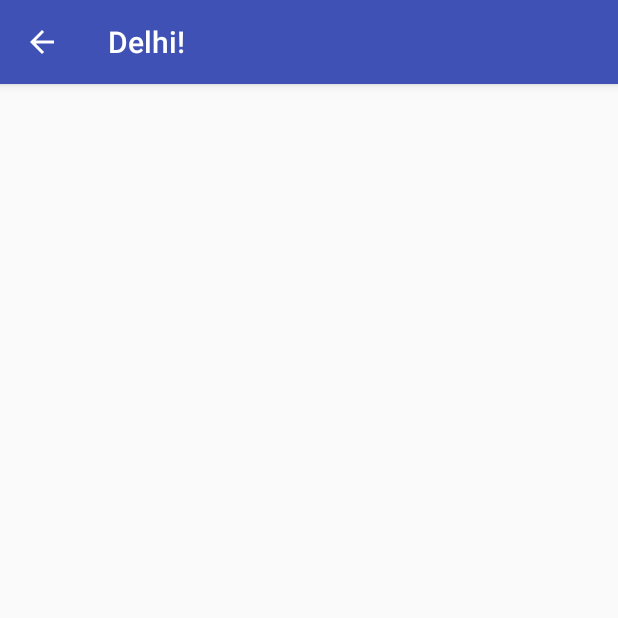
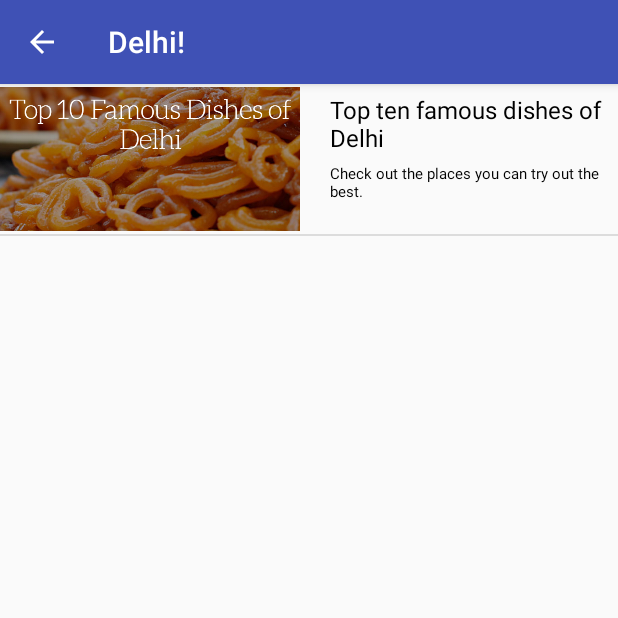
Before and after one commit to Ipshita1996/TourGuide, an Android app: the Food_n_Drinks screen opened directly, with no data from a screen before it, on a phone screen of 412 x 824 dp, the top half of it. Run offline under Robolectric (Android 15) with nearby library versions, the light colour scheme and no system bars.

Commit message:
populated category list for food

```diff
--- a/app/src/main/java/com/android/ipshita/delhi_tourguide/Food_n_Drinks.java
+++ b/app/src/main/java/com/android/ipshita/delhi_tourguide/Food_n_Drinks.java
@@ -2,6 +2,9 @@
 
 import android.support.v7.app.AppCompatActivity;
 import android.os.Bundle;
+import android.widget.ListView;
+
+import java.util.ArrayList;
 
 public class Food_n_Drinks extends AppCompatActivity {
 
@@ -10,6 +13,15 @@
         super.onCreate(savedInstanceState);
         setContentView(R.layout.activity_food_n__drinks);
 
+        final ArrayList<item> items=new ArrayList<item>();
+        items.add(new item(R.string.food_title_1,R.string.food_stitle_1,R.drawable.food));
+
+        itemadapter itemsAdapter = new itemadapter(this, items);
+
+        ListView listView = (ListView) findViewById(R.id.list);
+
+        listView.setAdapter(itemsAdapter);
+
 
     }
 }
--- /dev/null
+++ b/app/src/main/java/com/android/ipshita/delhi_tourguide/item.java
@@ -0,0 +1,19 @@
+package com.android.ipshita.delhi_tourguide;
+
+/**
+ * Created by Ipshita on 18-09-2016.
+ */
+public class item {
+    private int mtitle;
+    private int msubtitle;
+    private int mimage;
+
+    public item(int title,int subtitle,int image){
+        mtitle=title;
+        msubtitle=subtitle;
+        mimage=image;
+    }
+    public int get_title(){return mtitle;}
+    public int get_subtitle(){return msubtitle;}
+    public int getimage(){return mimage;}
+}
--- /dev/null
+++ b/app/src/main/java/com/android/ipshita/delhi_tourguide/itemadapter.java
@@ -0,0 +1,46 @@
+package com.android.ipshita.delhi_tourguide;
+
+import android.content.Context;
+import android.view.LayoutInflater;
+import android.view.View;
+import android.view.ViewGroup;
+import android.widget.ArrayAdapter;
+import android.widget.ImageView;
+import android.widget.TextView;
+
+import java.util.ArrayList;
+
+/**
+ * Created by Ipshita on 18-09-2016.
+ */
+public class itemadapter extends ArrayAdapter<item> {
+
+    public itemadapter(Context context, ArrayList<item> items){
+        super(context, 0, items);
+    }
+
+
+    @Override
+    public View getView(int position, View convertView, ViewGroup parent) {
+
+
+        // Check if the existing view is being reused, otherwise inflate the view
+        View listItemView = convertView;
+        if (listItemView == null) {
+            listItemView = LayoutInflater.from(getContext()).inflate(
+                    R.layout.category_list_item, parent, false);
+        }
+        item currentitem = getItem(position);
+        TextView titleTextView = (TextView) listItemView.findViewById(R.id.title);
+        titleTextView.setText(currentitem.get_title());
+
+        TextView stitleTextView = (TextView) listItemView.findViewById(R.id.stitle);
+        stitleTextView.setText(currentitem.get_subtitle());
+
+        ImageView img=(ImageView) listItemView.findViewById(R.id.category_image);
+        img.setImageResource(currentitem.getimage());
+
+        return listItemView;
+
+    }
+}
--- a/app/src/main/res/layout/category_list_item.xml
+++ b/app/src/main/res/layout/category_list_item.xml
@@ -1,6 +1,41 @@
 <?xml version="1.0" encoding="utf-8"?>
 <LinearLayout xmlns:android="http://schemas.android.com/apk/res/android"
-    android:orientation="vertical" android:layout_width="match_parent"
+    android:orientation="horizontal" android:layout_width="match_parent"
     android:layout_height="match_parent">
 
+    <ImageView
+        android:id="@+id/category_image"
+        android:src="@drawable/food"
+        android:layout_width="200dp"
+        android:layout_height="100dp" />
+    <LinearLayout
+        android:orientation="vertical"
+        android:layout_width="wrap_content"
+        android:layout_height="wrap_content">
+
+        <TextView
+            android:layout_marginLeft="4dp"
+            android:id="@+id/title"
+            android:paddingTop="6dp"
+            android:paddingBottom="6dp"
+            android:textSize="16dp"
+            android:textColor="#000"
+            android:paddingLeft="16dp"
+            android:text="Title"
+            android:layout_width="wrap_content"
+            android:layout_height="wrap_content" />
+        <TextView
+            android:layout_marginLeft="4dp"
+            android:id="@+id/stitle"
+            android:layout_weight="0"
+            android:textSize="10dp"
+            android:textColor="#000"
+            android:paddingLeft="16dp"
+            android:text="Subtitle"
+            android:layout_width="wrap_content"
+            android:layout_height="wrap_content" />
+
+    </LinearLayout>
+
+
 </LinearLayout>
--- a/app/src/main/res/values/strings.xml
+++ b/app/src/main/res/values/strings.xml
@@ -10,4 +10,8 @@
     <string name="action_settings">Settings</string>
     <string name="drawer_open">Open navigation drawer</string>
     <string name="drawer_close">Close navigation drawer</string>
+
+    //this is for the sub activities
+    <string name="food_title_1">Top ten famous dishes of Delhi</string>
+    <string name="food_stitle_1">Check out the places you can try out the best.</string>
 </resources>
```
